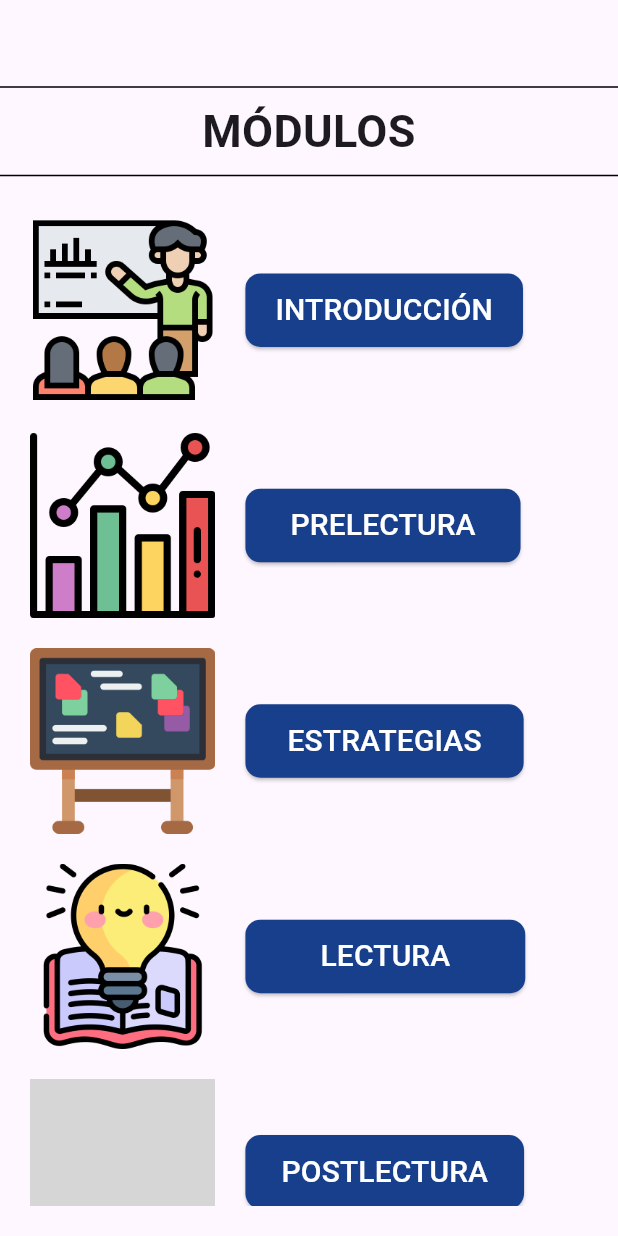
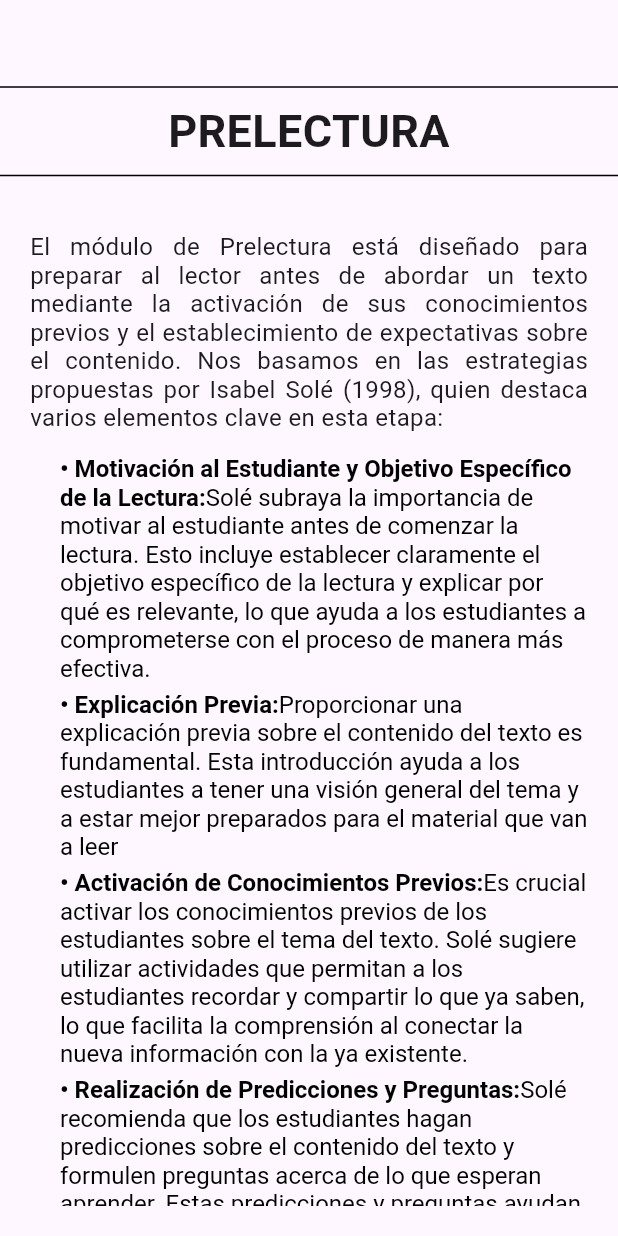
Before and after one commit to Edwin-DEV-py/profesores2, a Flutter app: the ModulosView screen opened directly, after a tap on "PRELECTURA", on a phone screen of 412 x 824 dp. Run offline on Flutter 3.47's test engine with Material 3 defaults, Android fonts, the phone set to English and light mode, and no system bars; our stand-ins replace curved_navigation_bar, get, youtube_player_flutter; grey boxes are pictures that could not be loaded.

Commit message:
modulo prelectura y urls externas

```diff
--- a/lib/components/textos.dart
+++ b/lib/components/textos.dart
@@ -1,4 +1,4 @@
-// ignore_for_file: prefer_const_constructors
+// ignore_for_file: prefer_const_constructors, prefer_const_literals_to_create_immutables
 
 import 'package:flutter/material.dart';
 
@@ -35,3 +35,20 @@ Widget textoParrafosJustificado(String text){
     ),
   );
 }
+
+Widget textodobleconNegrilla(String txt1, String txt2){
+  return RichText(
+    text: TextSpan(
+      style: TextStyle(fontSize: 16.0, color: Colors.black),
+      children: <TextSpan>[
+        TextSpan(
+          text: '• $txt1',
+          style: TextStyle(fontWeight: FontWeight.bold),
+        ),
+        TextSpan(
+          text: txt2,
+        ),
+      ],
+    ),
+  );
+}
--- a/lib/components/titulos.dart
+++ b/lib/components/titulos.dart
@@ -10,6 +10,20 @@ Widget titulos1(String text){
       textAlign: TextAlign.center,
       style: TextStyle(
         fontSize: 30,
+        fontWeight: FontWeight.bold
+      ),
+    )
+  );
+}
+
+Widget titulos2(String text){
+  return Title(
+    color: Colors.black,
+    child: Text(
+      text,
+      textAlign: TextAlign.center,
+      style: TextStyle(
+        fontSize: 20,
         fontWeight: FontWeight.bold
       ),
     )
--- a/lib/components/urls.dart
+++ b/lib/components/urls.dart
@@ -30,3 +30,36 @@ Widget video_show(String url){
     ],
   );
 }
+
+//Para redirigir a un quiz
+Widget Widget_url_activities(String txt){
+
+  _launchURL(String url) async {
+  if (!await launchUrl(Uri.parse(url))) {
+    throw 'No se pudo abrir la URL: $url';
+  }else{
+      await launchUrl(Uri.parse(url));
+    }
+  }
+
+  return Row(
+      mainAxisAlignment: MainAxisAlignment.center,
+      children: [
+        GestureDetector(
+          onTap: () {
+            _launchURL(txt);
+          },
+          child: Column(
+            children: [
+              Image(
+              image: AssetImage('assets/quiz.png'),
+              fit: BoxFit.cover,
+              height: 150,
+            ),
+            ],
+          )
+        ),
+      ],
+    );
+
+}
--- a/lib/views/modulos/modulos.dart
+++ b/lib/views/modulos/modulos.dart
@@ -5,6 +5,7 @@ import 'package:get/get.dart';
 import 'package:profesores2/components/items.dart';
 import 'package:profesores2/components/titulos.dart';
 import 'package:profesores2/views/modulos/subModulos/introduccion.dart';
+import 'package:profesores2/views/modulos/subModulos/prelectura.dart';
 
 class ModulosView extends StatelessWidget {
   const ModulosView({super.key});
@@ -23,7 +24,7 @@ class ModulosView extends StatelessWidget {
                   children: [
                     itemWithImage1(context, 20 ,'INTRODUCCIÓN', 'assets/instructor.png', 0.2, () => Get.to(() => ModuloIntroduccion(),transition: Transition.downToUp, duration: Duration(milliseconds: 300))),
                     SizedBox(height: 20,),
-                    itemWithImage1(context, 30,'PRELECTURA', 'assets/barras.png', 0.2, () {}),
+                    itemWithImage1(context, 30,'PRELECTURA', 'assets/barras.png', 0.2, () => Get.to(() => ModuloPrelectura(),transition: Transition.downToUp, duration: Duration(milliseconds: 300))),
                     SizedBox(height: 20,),
                     itemWithImage1(context, 28,'ESTRATEGIAS', 'assets/tablero.png', 0.2, () {}),
                     SizedBox(height: 20,),
--- /dev/null
+++ b/lib/views/modulos/subModulos/prelectura.dart
@@ -0,0 +1,70 @@
+// ignore_for_file: prefer_const_constructors, prefer_const_literals_to_create_immutables
+
+import 'package:flutter/material.dart';
+import 'package:get/get.dart';
+import 'package:profesores2/components/botones.dart';
+import 'package:profesores2/components/textos.dart';
+import 'package:profesores2/components/titulos.dart';
+import 'package:profesores2/components/urls.dart';
+
+class ModuloPrelectura extends StatefulWidget {
+  const ModuloPrelectura({super.key});
+
+  @override
+  State<ModuloPrelectura> createState() => _ModuloPrelecturaState();
+}
+
+class _ModuloPrelecturaState extends State<ModuloPrelectura> {
+  @override
+  Widget build(BuildContext context) {
+    return Scaffold(
+      body: Center(
+        child: Column(
+          children: [
+            titulos2Modulos('PRELECTURA'),
+            Expanded(
+              child: Padding(
+                padding: EdgeInsets.all(20.0),
+                child: ListView(
+                  shrinkWrap: true,
+                  children: [
+                    textoParrafosJustificado(
+                      'El módulo de Prelectura está diseñado para preparar al lector antes de abordar un texto mediante la activación de sus conocimientos previos y el establecimiento de expectativas sobre el contenido. Nos basamos en las estrategias propuestas por Isabel Solé (1998), quien destaca varios elementos clave en esta etapa:'
+                    ),
+                    Padding(
+                        padding: EdgeInsets.only(left: 20.0),
+                        child: Column(
+                          crossAxisAlignment: CrossAxisAlignment.start,
+                          children: [
+                            SizedBox(height: 5.0),
+                            textodobleconNegrilla('Motivación al Estudiante y Objetivo Específico de la Lectura:','Solé subraya la importancia de motivar al estudiante antes de comenzar la lectura. Esto incluye establecer claramente el objetivo específico de la lectura y explicar por qué es relevante, lo que ayuda a los estudiantes a comprometerse con el proceso de manera más efectiva.'),
+                            SizedBox(height: 5.0),
+                            textodobleconNegrilla('Explicación Previa:', 'Proporcionar una explicación previa sobre el contenido del texto es fundamental. Esta introducción ayuda a los estudiantes a tener una visión general del tema y a estar mejor preparados para el material que van a leer'),
+                            SizedBox(height: 5.0),
+                            textodobleconNegrilla('Activación de Conocimientos Previos:', 'Es crucial activar los conocimientos previos de los estudiantes sobre el tema del texto. Solé sugiere utilizar actividades que permitan a los estudiantes recordar y compartir lo que ya saben, lo que facilita la comprensión al conectar la nueva información con la ya existente.'),
+                            SizedBox(height: 5.0),
+                            textodobleconNegrilla('Realización de Predicciones y Preguntas:', 'Solé recomienda que los estudiantes hagan predicciones sobre el contenido del texto y formulen preguntas acerca de lo que esperan aprender. Estas predicciones y preguntas ayudan a orientar la atención del lector y a crear expectativas que guiarán la lectura.')
+                          ],
+                        ),
+                      ),
+                    SizedBox(height: 10.0),
+                    video_show('-C-YpcVkvc8'),
+                    SizedBox(height: 10,),
+                    titulos2('PARTES DE UN TEXTO'),
+                    SizedBox(height: 10,),
+                    titulos2('¿QUE APRENDISTE?'),
+                    SizedBox(height: 10,),
+                    Widget_url_activities('https://www.google.com/'),
+                    SizedBox(height: 20,),
+                    btnAzul1('FINALIZAR', () => Get.back()),
+                    SizedBox(height: 20,),
+                  ],
+                ),
+              ),
+            )
+          ],
+        ),
+      ),
+    );
+  }
+}
--- a/pubspec.yaml
+++ b/pubspec.yaml
@@ -35,3 +35,4 @@ flutter:
     - assets/powerpoint.png
     - assets/maestro.png
     - assets/mujer.png
+    - assets/quiz.png
```
Also changed, not shown: assets/quiz.png (added).
